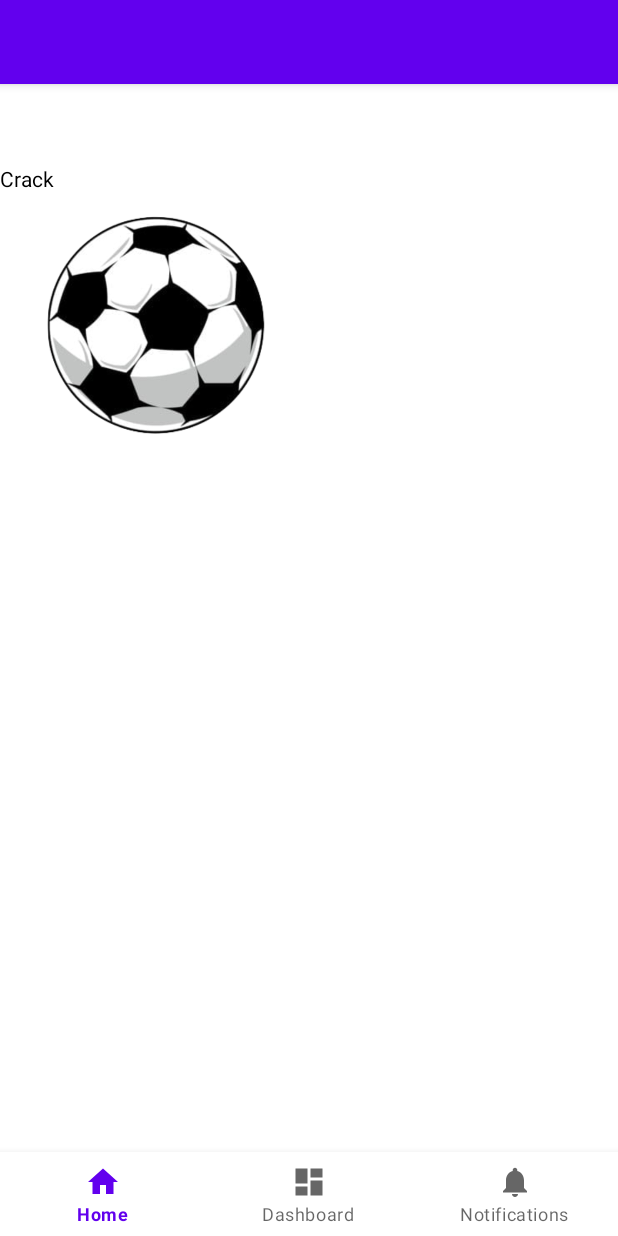
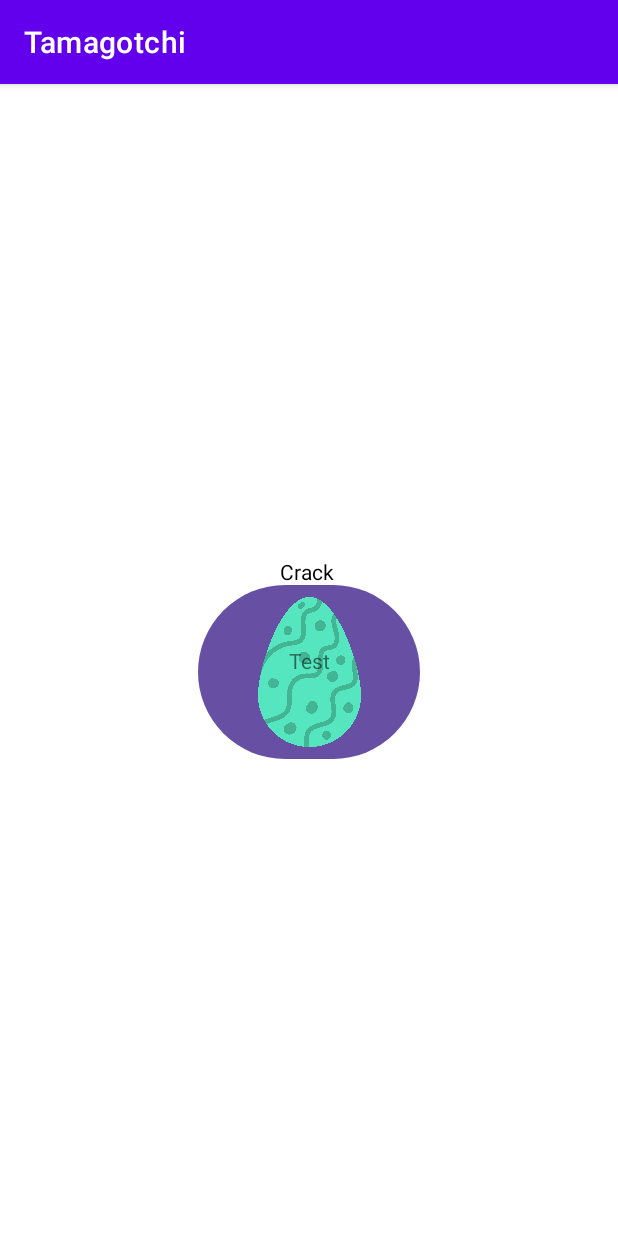
Before and after one commit to Caitlin-Fabian/dragonotchi, an Android app built with Jetpack Compose: the screen it shows after launch (MainActivity before the commit, EggActivity after it), on a phone screen of 412 x 824 dp. Run offline under Robolectric (Android 15) with nearby library versions, the phone set to English and light mode, and no system bars; our stand-ins replace Firebase (no records; nobody signed in at launch, a user with empty details on screens opened directly), navigation-ui.

Commit message:
Screens work

```diff
--- a/app/src/main/AndroidManifest.xml
+++ b/app/src/main/AndroidManifest.xml
@@ -16,12 +16,18 @@
             android:name=".MainActivity"
             android:exported="true"
             android:label="@string/app_name">
+        </activity>
+        <activity
+            android:name=".EggActivity"
+            android:exported="true"
+            android:label="@string/app_name">
             <intent-filter>
                 <action android:name="android.intent.action.MAIN" />
 
                 <category android:name="android.intent.category.LAUNCHER" />
             </intent-filter>
         </activity>
+
     </application>
 
 </manifest>
--- /dev/null
+++ b/app/src/main/java/com/example/tamagotchi/EggActivity.kt
@@ -0,0 +1,158 @@
+package com.example.tamagotchi
+
+import android.content.Intent
+import android.os.Bundle
+
+import androidx.activity.compose.setContent
+
+import android.util.Log
+import android.widget.Toast
+
+import com.google.android.material.bottomnavigation.BottomNavigationView
+import androidx.appcompat.app.AppCompatActivity
+import androidx.compose.foundation.Image
+import androidx.compose.foundation.background
+import androidx.compose.foundation.layout.Arrangement
+import androidx.compose.foundation.layout.Column
+import androidx.compose.foundation.layout.height
+import androidx.compose.foundation.layout.size
+import androidx.compose.foundation.layout.width
+import androidx.compose.material.Text
+import androidx.compose.material3.Button
+import androidx.compose.runtime.Composable
+import androidx.compose.ui.Alignment
+import androidx.compose.ui.Modifier
+import androidx.compose.ui.graphics.Color
+import androidx.compose.ui.platform.ComposeView
+import androidx.compose.ui.platform.LocalConfiguration
+import androidx.compose.ui.platform.LocalContext
+import androidx.compose.ui.res.painterResource
+import androidx.compose.ui.tooling.preview.Preview
+import androidx.compose.ui.unit.dp
+import androidx.navigation.NavController
+import androidx.navigation.findNavController
+import androidx.navigation.ui.AppBarConfiguration
+import androidx.navigation.ui.setupActionBarWithNavController
+import androidx.navigation.ui.setupWithNavController
+import com.example.tamagotchi.databinding.ActivityEggBinding
+import com.example.tamagotchi.databinding.ActivityMainBinding
+import com.google.firebase.database.DataSnapshot
+import com.google.firebase.database.DatabaseError
+import com.google.firebase.database.DatabaseReference
+import com.google.firebase.database.FirebaseDatabase
+import com.google.firebase.database.ValueEventListener
+import com.google.firebase.database.ktx.database
+import com.google.firebase.database.ktx.getValue
+import com.google.firebase.ktx.Firebase
+
+class EggActivity : AppCompatActivity() {
+
+    private lateinit var binding: ActivityEggBinding
+
+    override fun onCreate(savedInstanceState: Bundle?) {
+        super.onCreate(savedInstanceState)
+
+        binding = ActivityEggBinding.inflate(layoutInflater)
+        setContentView(binding.root)
+
+        val database = Firebase.database
+
+        checkExistence(database) { crackedEgg ->
+            // Use the value of crackedEgg here or perform any actions based on it
+            if (crackedEgg) { // dragon already exists
+
+                Log.d("FireBase", "Dragon Exists")
+                // go to main activity where all dragon activities are
+                val intent: Intent = Intent(this, MainActivity::class.java)
+                startActivity(intent)
+                finish() // remove this activity from the stack
+
+            } else { // The dragon does not exist
+
+                Log.d("FireBase", "Dragon DeezNuts")
+                // stay in this activity so user can crack egg
+
+                val composeView: ComposeView = binding.composeView
+
+                composeView.setContent {
+
+                    EggCrack()
+                }
+            }
+
+
+        }
+    }
+
+    fun checkExistence(database: FirebaseDatabase, callback: (Boolean) -> Unit) {
+        val dragonExists = database.getReference("dragonExists")
+
+        dragonExists.addListenerForSingleValueEvent(object : ValueEventListener {
+
+            override fun onDataChange(snapshot: DataSnapshot) {
+                // This method is called once with the initial value and again
+                // whenever data at this location is updated.
+                val value = snapshot.getValue<Boolean>()
+                Log.d("FireBase", "Value is: " + value)
+                callback(value ?: false)
+
+            }
+
+            override fun onCancelled(error: DatabaseError) {
+                Log.w("FireBase", "Failed to read value.", error.toException())
+                callback(false) // Handle the error by providing a default value
+
+            }
+
+        })
+
+
+    }
+
+    @Preview
+    @Composable
+    fun EggCrack(){
+        val configuration = LocalConfiguration.current
+        val screenHeight = configuration.screenHeightDp.dp
+        val screenWidth = configuration.screenWidthDp.dp
+        var numberOfClicks = 0
+
+        val ctx = LocalContext.current
+        Column(modifier = Modifier
+            .height(screenHeight)
+            .width(screenWidth)
+            .background(color = Color.White),
+            verticalArrangement = Arrangement.Center,
+            horizontalAlignment = Alignment.CenterHorizontally
+        ){
+            Text("Crack ")
+            Button(onClick={
+
+                // egg clicked
+                if (numberOfClicks < 3) {
+                    numberOfClicks++;
+                    binding.textView.text = "CLICK AGAIN!"
+
+                } else if (numberOfClicks == 3) {
+                    // go to main activity where all dragon activities are
+                    val intent: Intent = Intent(ctx, MainActivity::class.java)
+                    startActivity(intent)
+                    finish() // remove this activity from the stack
+
+                }
+
+
+
+            }){
+                Image(
+
+                    modifier = Modifier.size(100.dp),
+                    painter = painterResource(R.drawable.egg),
+                    contentDescription = "Contact profile picture",
+                )
+            }
+        }
+    }
+
+
+}
--- a/app/src/main/java/com/example/tamagotchi/MainActivity.kt
+++ b/app/src/main/java/com/example/tamagotchi/MainActivity.kt
@@ -8,6 +8,24 @@ import android.util.Log
 
 import com.google.android.material.bottomnavigation.BottomNavigationView
 import androidx.appcompat.app.AppCompatActivity
+import androidx.compose.foundation.Image
+import androidx.compose.foundation.background
+import androidx.compose.foundation.layout.Arrangement
+import androidx.compose.foundation.layout.Column
+import androidx.compose.foundation.layout.height
+import androidx.compose.foundation.layout.size
+import androidx.compose.foundation.layout.width
+import androidx.compose.material.Text
+import androidx.compose.material3.Button
+import androidx.compose.runtime.Composable
+import androidx.compose.ui.Alignment
+import androidx.compose.ui.Modifier
+import androidx.compose.ui.graphics.Color
+import androidx.compose.ui.platform.LocalConfiguration
+import androidx.compose.ui.res.painterResource
+import androidx.compose.ui.tooling.preview.Preview
+import androidx.compose.ui.unit.dp
+import androidx.navigation.NavController
 import androidx.navigation.findNavController
 import androidx.navigation.ui.AppBarConfiguration
 import androidx.navigation.ui.setupActionBarWithNavController
@@ -15,6 +33,8 @@ import androidx.navigation.ui.setupWithNavController
 import com.example.tamagotchi.databinding.ActivityMainBinding
 import com.google.firebase.database.DataSnapshot
 import com.google.firebase.database.DatabaseError
+import com.google.firebase.database.DatabaseReference
+import com.google.firebase.database.FirebaseDatabase
 import com.google.firebase.database.ValueEventListener
 import com.google.firebase.database.ktx.database
 import com.google.firebase.database.ktx.getValue
@@ -26,9 +46,6 @@ class MainActivity : AppCompatActivity() {
 
     override fun onCreate(savedInstanceState: Bundle?) {
         super.onCreate(savedInstanceState)
-        setContent{
-
-        }
 
         binding = ActivityMainBinding.inflate(layoutInflater)
         setContentView(binding.root)
@@ -38,86 +55,140 @@ class MainActivity : AppCompatActivity() {
         val navController = findNavController(R.id.nav_host_fragment_activity_main)
         // Passing each menu ID as a set of Ids because each
         // menu should be considered as top level destinations.
+
+
         val appBarConfiguration = AppBarConfiguration(
             setOf(
                 R.id.navigation_home, R.id.navigation_dashboard, R.id.navigation_notifications
             )
         )
+
         setupActionBarWithNavController(navController, appBarConfiguration)
         navView.setupWithNavController(navController)
 
-        // Write a message to the database
         val database = Firebase.database
-        val healthRef = database.getReference("health")
-        val boredomRef = database.getReference("boredomLevel")
-        val cleanlinessRef = database.getReference("cleanlinessLevel")
 
-        healthRef.setValue("5")
-        boredomRef.setValue("5")
-        cleanlinessRef.setValue("5")
+        checkExistence(database){crackedEgg ->
+            // Use the value of crackedEgg here or perform any actions based on it
+            if (crackedEgg) {
+                // The dragon exists
+                Log.d("FireBase", "Dragon Exists")
 
-        // Read from the database
-        healthRef.addValueEventListener(object: ValueEventListener {
+            } else {
+                // The dragon does not exist
+                Log.d("FireBase", "Dragon DeezNuts")
+//                navController.navigate(R.id.navigation_egg)
+            }
+
+
+        }
+    }
+
+    fun checkExistence( database: FirebaseDatabase, callback: (Boolean) -> Unit) {
+        val dragonExists = database.getReference("dragonExists")
+
+        dragonExists.addListenerForSingleValueEvent(object: ValueEventListener {
 
             override fun onDataChange(snapshot: DataSnapshot) {
                 // This method is called once with the initial value and again
                 // whenever data at this location is updated.
-                val value = snapshot.getValue<String>()
+                val value = snapshot.getValue<Boolean>()
                 Log.d("FireBase", "Value is: " + value)
+                callback(value ?: false)
+
             }
 
             override fun onCancelled(error: DatabaseError) {
                 Log.w("FireBase", "Failed to read value.", error.toException())
+                callback(false) // Handle the error by providing a default value
+
             }
 
         })
 
-        // Read from the database
-        cleanlinessRef.addValueEventListener(object: ValueEventListener {
 
-            override fun onDataChange(snapshot: DataSnapshot) {
-                // This method is called once with the initial value and again
-                // whenever data at this location is updated.
-                val value = snapshot.getValue<String>()
-                Log.d("FireBase", "Value is: " + value)
-            }
+    }
 
-            override fun onCancelled(error: DatabaseError) {
-                Log.w("FireBase", "Failed to read value.", error.toException())
-            }
-
-        })
-
-        // Read from the database
-        boredomRef.addValueEventListener(object: ValueEventListener {
-
-            override fun onDataChange(snapshot: DataSnapshot) {
-                // This method is called once with the initial value and again
-                // whenever data at this location is updated.
-                val value = snapshot.getValue<String>()
-                Log.d("FireBase", "Value is: " + value)
-            }
-
-            override fun onCancelled(error: DatabaseError) {
-                Log.w("FireBase", "Failed to read value.", error.toException())
-            }
-
-        })
-
-        // calling this activity's function to
-        // use ActionBar utility methods
-        val actionBar = supportActionBar
-        // providing title for the ActionBar
-        actionBar!!.title = ""
-
-        // providing subtitle for the ActionBar
-        actionBar.subtitle = ""
-
-        // adding icon in the ActionBar
-        //actionBar.setIcon()
-
-        // methods to display the icon in the ActionBar
-        actionBar.setDisplayUseLogoEnabled(true)
-        actionBar.setDisplayShowHomeEnabled(true)
-    }
+//
+//        // Write a message to the database
+//        val database = Firebase.database
+//        val healthRef = database.getReference("health")
+//        val boredomRef = database.getReference("boredomLevel")
+//        val cleanlinessRef = database.getReference("cleanlinessLevel")
+//        val dragonExists = database.getReference("dragonExists")
+//
+//        dragonExists.setValue(false)
+//        healthRef.setValue("5")
+//        boredomRef.setValue("5")
+//        cleanlinessRef.setValue("5")
+//
+//
+//
+//
+//
+//
+//        // Read from the database
+//        healthRef.addValueEventListener(object: ValueEventListener {
+//
+//            override fun onDataChange(snapshot: DataSnapshot) {
+//                // This method is called once with the initial value and again
+//                // whenever data at this location is updated.
+//                val value = snapshot.getValue<String>()
+//                Log.d("FireBase", "Value is: " + value)
+//            }
+//
+//            override fun onCancelled(error: DatabaseError) {
+//                Log.w("FireBase", "Failed to read value.", error.toException())
+//            }
+//
+//        })
+//
+//        // Read from the database
+//        cleanlinessRef.addValueEventListener(object: ValueEventListener {
+//
+//            override fun onDataChange(snapshot: DataSnapshot) {
+//                // This method is called once with the initial value and again
+//                // whenever data at this location is updated.
+//                val value = snapshot.getValue<String>()
+//                Log.d("FireBase", "Value is: " + value)
+//            }
+//
+//            override fun onCancelled(error: DatabaseError) {
+//                Log.w("FireBase", "Failed to read value.", error.toException())
+//            }
+//
+//        })
+//
+//        // Read from the database
+//        boredomRef.addValueEventListener(object: ValueEventListener {
+//
+//            override fun onDataChange(snapshot: DataSnapshot) {
+//                // This method is called once with the initial value and again
+//                // whenever data at this location is updated.
+//                val value = snapshot.getValue<String>()
+//                Log.d("FireBase", "Value is: " + value)
+//            }
+//
+//            override fun onCancelled(error: DatabaseError) {
+//                Log.w("FireBase", "Failed to read value.", error.toException())
+//            }
+//
+//        })
+//
+//        // calling this activity's function to
+//        // use ActionBar utility methods
+//        val actionBar = supportActionBar
+//        // providing title for the ActionBar
+//        actionBar!!.title = ""
+//
+//        // providing subtitle for the ActionBar
+//        actionBar.subtitle = ""
+//
+//        // adding icon in the ActionBar
+//        //actionBar.setIcon()
+//
+//        // methods to display the icon in the ActionBar
+//        actionBar.setDisplayUseLogoEnabled(true)
+//        actionBar.setDisplayShowHomeEnabled(true)
+//    }
 }
--- /dev/null
+++ b/app/src/main/res/layout/activity_egg.xml
@@ -0,0 +1,20 @@
+<?xml version="1.0" encoding="utf-8"?>
+<androidx.constraintlayout.widget.ConstraintLayout xmlns:android="http://schemas.android.com/apk/res/android"
+    xmlns:app="http://schemas.android.com/apk/res-auto"
+    xmlns:tools="http://schemas.android.com/tools"
+    android:layout_width="match_parent"
+    android:layout_height="match_parent">
+    <androidx.compose.ui.platform.ComposeView
+        android:id="@+id/composeView"
+        android:layout_width="match_parent"
+        android:layout_height="match_parent" />
+    <TextView
+        android:id="@+id/textView"
+        android:layout_width="wrap_content"
+        android:layout_height="wrap_content"
+        android:text="Test"
+        app:layout_constraintBottom_toBottomOf="parent"
+        app:layout_constraintEnd_toEndOf="parent"
+        app:layout_constraintStart_toStartOf="parent"
+        app:layout_constraintTop_toTopOf="parent" />
+</androidx.constraintlayout.widget.ConstraintLayout>
--- a/app/src/main/res/navigation/mobile_navigation.xml
+++ b/app/src/main/res/navigation/mobile_navigation.xml
@@ -10,7 +10,6 @@
         android:name="com.example.tamagotchi.ui.home.HomeFragment"
         android:label="@string/title_home"
         tools:layout="@layout/fragment_home" />
-
     <fragment
         android:id="@+id/navigation_dashboard"
         android:name="com.example.tamagotchi.ui.dashboard.DashboardFragment"
@@ -22,4 +21,9 @@
         android:name="com.example.tamagotchi.ui.notifications.NotificationsFragment"
         android:label="@string/title_notifications"
         tools:layout="@layout/fragment_notifications" />
+<!--    <fragment-->
+<!--        android:id="@+id/navigation_egg"-->
+<!--        android:name="com.example.tamagotchi.ui.egg.EggFragment"-->
+<!--        android:label="eggs"-->
+<!--        tools:layout="@layout/fragment_egg" />-->
 </navigation>
--- a/app/src/main/res/values/strings.xml
+++ b/app/src/main/res/values/strings.xml
@@ -3,4 +3,6 @@
     <string name="title_home">Home</string>
     <string name="title_dashboard">Dashboard</string>
     <string name="title_notifications">Notifications</string>
+    <!-- TODO: Remove or change this placeholder text -->
+    <string name="hello_blank_fragment">Hello blank fragment</string>
 </resources>
```
Also changed, not shown: app/src/main/java/com/example/tamagotchi/ui/egg/EggFragment.kt (added, +108 -0 lines), app/src/main/java/com/example/tamagotchi/ui/egg/EggViewModel.kt (added, +13 -0 lines), app/src/main/res/layout/fragment_egg.xml (added, +20 -0 lines), app/src/main/res/layout/fragment_egg_activity.xml (added, +14 -0 lines).
